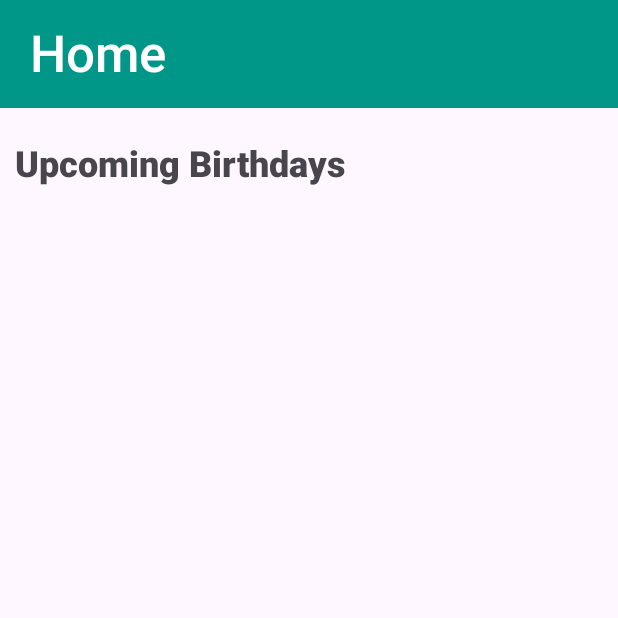
After one commit to Tarun193/BirthdayWhisher, an Android app: the activity_home screen opened directly, with no data from a screen before it, on a phone screen of 412 x 824 dp, the top half of it. The commit adds this screen. Run offline under Robolectric (Android 15) with nearby library versions, the phone set to English and light mode, and no system bars; our stand-ins replace Firebase (no records; nobody signed in at launch, a user with empty details on screens opened directly).

Commit message:
Setup home activity and did minor changes.

```diff
--- a/app/src/main/AndroidManifest.xml
+++ b/app/src/main/AndroidManifest.xml
@@ -21,6 +21,10 @@
                 <category android:name="android.intent.category.LAUNCHER" />
             </intent-filter>
         </activity>
+        <activity
+            android:name=".activity_home"
+            android:exported="true">
+        </activity>
     </application>
 
 </manifest>
--- a/app/src/main/java/com/example/birthdaywhisher/LoginFragment.kt
+++ b/app/src/main/java/com/example/birthdaywhisher/LoginFragment.kt
@@ -1,6 +1,7 @@
 package com.example.birthdaywhisher
 
 import android.app.Activity
+import android.content.Intent
 import android.os.Bundle
 import android.util.Log
 import android.view.LayoutInflater
@@ -52,6 +53,8 @@ class LoginFragment: Fragment(){
                                 val user = auth.currentUser;
                                 Toast.makeText(act, "Logged in successfully!!", Toast.LENGTH_SHORT).show();
                                 clearText();
+                                var intent = Intent(act, activity_home::class.java);
+                                startActivity(intent);
                             }
                             else{
                                 Log.i("Firebase", "Some Error occurred", task.exception)
--- /dev/null
+++ b/app/src/main/java/com/example/birthdaywhisher/activity_home.kt
@@ -0,0 +1,43 @@
+package com.example.birthdaywhisher
+
+import android.app.Activity
+import android.os.Bundle
+import android.util.Log
+import android.widget.Toast
+import com.example.birthdaywhisher.databinding.ActivityHomeBinding
+import com.google.firebase.Firebase
+import com.google.firebase.auth.FirebaseAuth
+import com.google.firebase.auth.auth
+import com.google.firebase.firestore.FirebaseFirestore
+import com.google.firebase.firestore.firestore
+
+class activity_home: Activity() {
+
+    private lateinit var binding: ActivityHomeBinding;
+    private lateinit var auth: FirebaseAuth;
+    private lateinit var db: FirebaseFirestore;
+
+    override fun onCreate(savedInstanceState: Bundle?) {
+        super.onCreate(savedInstanceState);
+        binding = ActivityHomeBinding.inflate(layoutInflater);
+        setContentView(binding.root);
+
+        auth = Firebase.auth;
+        db = Firebase.firestore;
+
+        val user = auth.currentUser;
+
+        user?.uid.let{id ->
+            db.collection("Users").document(id!!).get().addOnSuccessListener { document ->
+                if(document != null){
+                   Toast.makeText(this,  "Welcome, " + document.data?.get("name").toString(), Toast.LENGTH_SHORT).show();
+            }else{
+                    Log.i("Firebase", "document: not found");
+                }
+            }.addOnFailureListener{
+                Log.i("Firebase", "An error occurred", it);
+            }
+
+        }
+    }
+}
--- /dev/null
+++ b/app/src/main/res/layout/activity_home.xml
@@ -0,0 +1,48 @@
+<?xml version="1.0" encoding="utf-8"?>
+<androidx.constraintlayout.widget.ConstraintLayout xmlns:android="http://schemas.android.com/apk/res/android"
+    xmlns:app="http://schemas.android.com/apk/res-auto"
+    xmlns:tools="http://schemas.android.com/tools"
+    android:layout_width="match_parent"
+    android:layout_height="match_parent"
+    tools:context=".activity_home">
+
+    <LinearLayout
+        android:id="@+id/linearLayout"
+        android:layout_width="match_parent"
+        android:layout_height="72dp"
+        android:background="#009688"
+        android:orientation="horizontal"
+        app:layout_constraintEnd_toEndOf="parent"
+        app:layout_constraintStart_toStartOf="parent"
+        app:layout_constraintTop_toTopOf="parent">
+
+        <TextView
+            android:id="@+id/textView"
+            android:layout_width="match_parent"
+            android:layout_height="73dp"
+            android:layout_weight="1"
+            android:fontFamily="sans-serif-medium"
+            android:gravity="center|start"
+            android:includeFontPadding="false"
+            android:paddingStart="20dp"
+            android:text="Home"
+            android:textAlignment="textStart"
+            android:textColor="#FFFFFF"
+            android:textSize="34sp" />
+    </LinearLayout>
+
+    <TextView
+        android:id="@+id/editWelcome"
+        android:layout_width="match_parent"
+        android:layout_height="37dp"
+        android:layout_marginStart="10dp"
+        android:layout_marginTop="20dp"
+        android:layout_marginEnd="10dp"
+        android:fontFamily="sans-serif-black"
+        android:text="Upcoming Birthdays"
+        android:textSize="24sp"
+        app:layout_constraintEnd_toEndOf="parent"
+        app:layout_constraintStart_toStartOf="parent"
+        app:layout_constraintTop_toBottomOf="@+id/linearLayout" />
+
+</androidx.constraintlayout.widget.ConstraintLayout>
--- /dev/null
+++ b/app/src/main/res/values/ic_launcher_background.xml
@@ -0,0 +1,4 @@
+<?xml version="1.0" encoding="utf-8"?>
+<resources>
+    <color name="ic_launcher_background">#FFFFFF</color>
+</resources>
```
Also changed, not shown: app/src/main/java/com/example/birthdaywhisher/SignupFragment.kt (+20 -6 lines), app/src/main/res/layout/fragment_login.xml (+3 -4 lines), app/src/main/ic_launcher-playstore.png (added), app/src/main/res/mipmap-hdpi/ic_launcher_foreground.webp (added), app/src/main/res/mipmap-mdpi/ic_launcher_foreground.webp (added), app/src/main/res/mipmap-xhdpi/ic_launcher_foreground.webp (added), app/src/main/res/mipmap-xxhdpi/ic_launcher_foreground.webp (added), app/src/main/res/mipmap-xxxhdpi/ic_launcher_foreground.webp (added).
